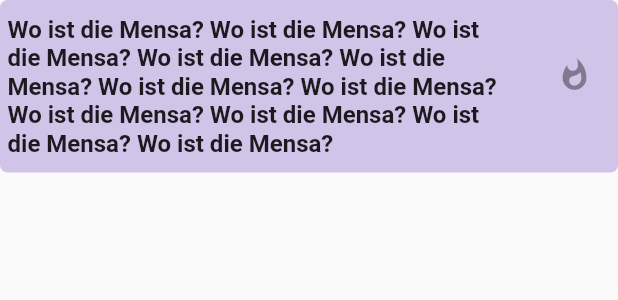
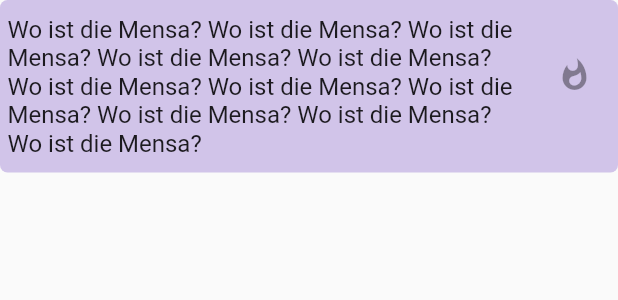
Before and after one commit to JapanNeinpan/mentor-chatbot, a Flutter app: the QuestionCard widget shown alone on an empty page, opened directly, on a phone screen of 412 x 824 dp. Shown: the top 300 px of the screen. Run offline on Flutter 3.47's test engine with Material 2 defaults, Android fonts, the phone set to English and light mode, and no system bars; our stand-ins replace bubble.

Commit message:
Update question_card.dart

```diff
--- a/lib/widgets/question_card.dart
+++ b/lib/widgets/question_card.dart
@@ -24,7 +24,7 @@ class QuestionCardState extends State<QuestionCard> {
           backgroundColor: new Color.fromRGBO(255, 255, 255, 0.0),
           title: Text(
             widget.question,
-            style: TextStyle(fontWeight: FontWeight.bold),
+//            style: TextStyle(fontWeight: FontWeight.bold),
             overflow: TextOverflow.ellipsis,
             maxLines: 5,
           ),
```
